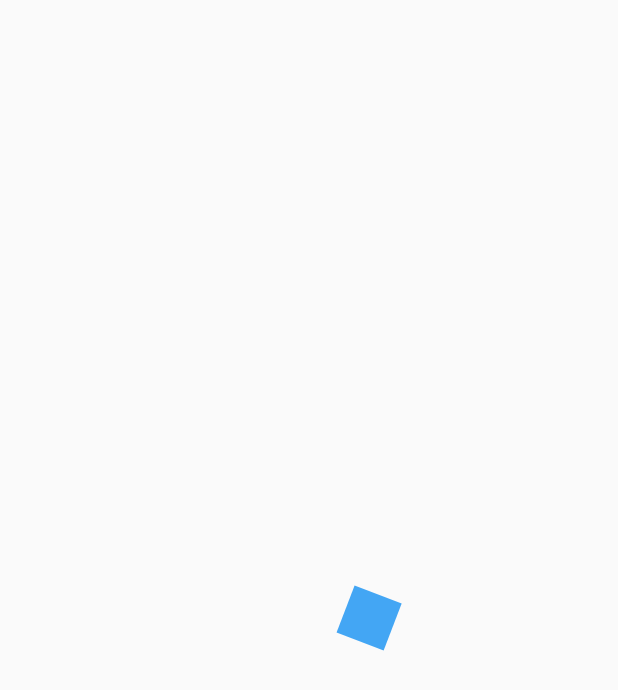
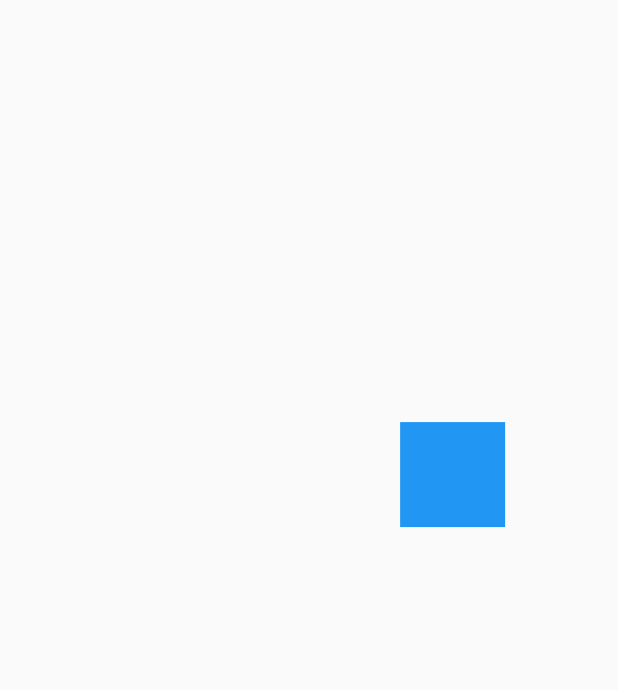
Before and after one commit to LluviaSaucedoM/intermediateFlutterCourse, a Flutter app: the first screen one second after launch, on a phone screen of 412 x 824 dp. Shown: the top 690 px of the screen. Run offline on Flutter 3.47's test engine with Material 2 defaults, Android fonts, the light colour scheme and no system bars.

Commit message:
Moviendo Cuadrado

```diff
--- a/lib/src/pages/header_pages.dart
+++ b/lib/src/pages/header_pages.dart
@@ -1,7 +1,8 @@
 import 'package:flutter/material.dart';
 
 //import '../widgets/headers.dart';
-import 'animaciones_page.dart';
+//import 'animaciones_page.dart';
+import '../retos/cuadrado_animado_page.dart';
 
 class HeadersPage extends StatelessWidget {
   const HeadersPage({Key? key}) : super(key: key);
@@ -9,7 +10,7 @@ class HeadersPage extends StatelessWidget {
   @override
   Widget build(BuildContext context) {
     return const Scaffold(
-      body: AnimacionesPage(),
+      body: CudradoAnimadoPage(),
     );
   }
 }
--- /dev/null
+++ b/lib/src/retos/cuadrado_animado_page.dart
@@ -0,0 +1,90 @@
+import 'package:flutter/material.dart';
+
+class CudradoAnimadoPage extends StatelessWidget {
+  const CudradoAnimadoPage({Key? key}) : super(key: key);
+
+  @override
+  Widget build(BuildContext context) {
+    return const Scaffold(
+      body: Center(child: _CudradoAnimado()),
+    );
+  }
+}
+
+class _CudradoAnimado extends StatefulWidget {
+  const _CudradoAnimado({
+    Key? key,
+  }) : super(key: key);
+
+  @override
+  State<_CudradoAnimado> createState() => _CudradoAnimadoState();
+}
+
+class _CudradoAnimadoState extends State<_CudradoAnimado>
+    with SingleTickerProviderStateMixin {
+  late AnimationController controller;
+
+  late Animation<double> moverDerecha;
+  late Animation<double> moverArriba;
+  late Animation<double> moverIzquierda;
+  late Animation<double> moverAbajo;
+
+  @override
+  void initState() {
+    //el mas importante
+    controller = AnimationController(
+      vsync: this,
+      duration: const Duration(milliseconds: 4500),
+    );
+    moverDerecha = Tween(begin: 0.0, end: 100.0).animate(CurvedAnimation(
+        parent: controller,
+        curve: const Interval(0.0, 0.25, curve: Curves.bounceOut)));
+
+    moverArriba = Tween(begin: 0.0, end: -100.0).animate(CurvedAnimation(
+        parent: controller,
+        curve: const Interval(0.0, 0.50, curve: Curves.bounceOut)));
+
+    moverIzquierda = Tween(begin: 0.0, end: -100.0).animate(CurvedAnimation(
+        parent: controller,
+        curve: const Interval(0.5, 0.75, curve: Curves.bounceOut)));
+
+    moverAbajo = Tween(begin: 0.0, end: 100.0).animate(CurvedAnimation(
+        parent: controller,
+        curve: const Interval(0.75, 1.0, curve: Curves.bounceOut)));
+
+    super.initState();
+  }
+
+  @override
+  void dispose() {
+    controller.dispose();
+    super.dispose();
+  }
+
+  @override
+  Widget build(BuildContext context) {
+    controller.forward();
+    return AnimatedBuilder(
+      animation: controller,
+      child: _Rectangulo(),
+      builder: (BuildContext context, Widget? child) {
+        return Transform.translate(
+          offset: Offset(moverDerecha.value + moverIzquierda.value,
+              moverArriba.value + moverAbajo.value),
+          child: child,
+        );
+      },
+    );
+  }
+}
+
+class _Rectangulo extends StatelessWidget {
+  @override
+  Widget build(BuildContext context) {
+    return Container(
+      width: 70,
+      height: 70,
+      decoration: const BoxDecoration(color: Colors.blue),
+    );
+  }
+}
```
